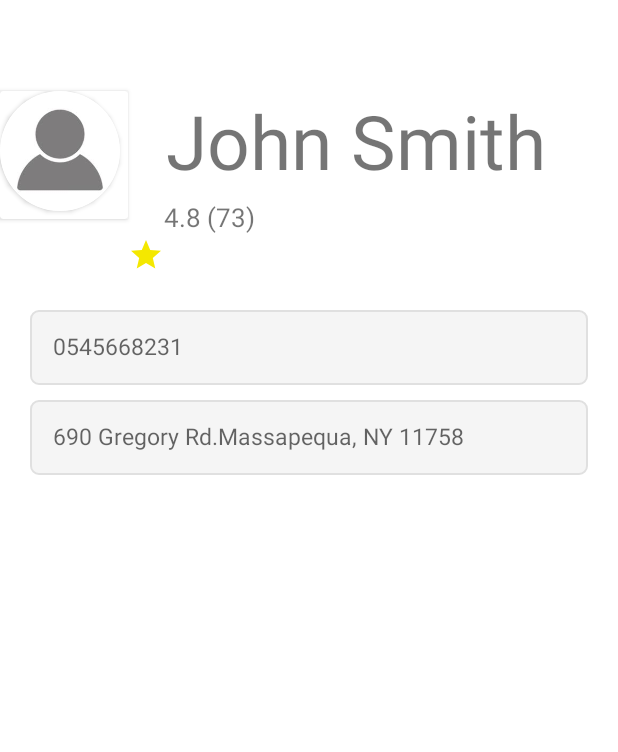
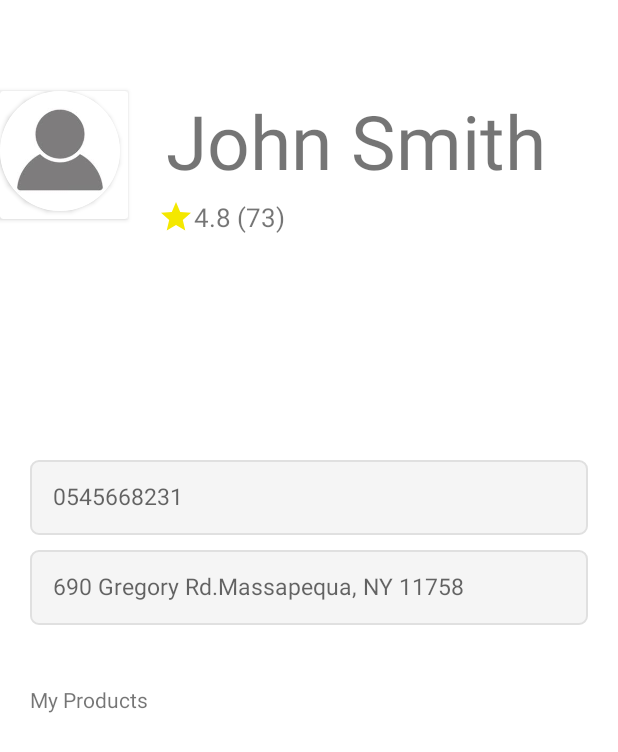
Before and after one commit to kestennoam/Hackaton-Huji-2022, an Android app: the ProfileActivity screen opened directly, with no data from a screen before it, on a phone screen of 412 x 824 dp. Shown: the top 752 px of the screen. Run offline under Robolectric (Android 15) with nearby library versions, the light colour scheme and no system bars; our stand-ins replace Firebase (no records; nobody signed in at launch, a user with empty details on screens opened directly).

Commit message:
done register activity

```diff
--- a/app/src/main/java/com/example/hujihackaton47/ProfileActivity.java
+++ b/app/src/main/java/com/example/hujihackaton47/ProfileActivity.java
@@ -15,13 +15,23 @@ import android.widget.ImageButton;
 import androidx.annotation.RequiresApi;
 import androidx.appcompat.app.AppCompatActivity;
 import androidx.lifecycle.LiveData;
+import androidx.lifecycle.Transformations;
+import androidx.recyclerview.widget.LinearLayoutManager;
+import androidx.recyclerview.widget.RecyclerView;
 
+import com.example.hujihackaton47.adapters.MyItemAdapter;
+import com.example.hujihackaton47.adapters.ResultItemAdapter;
 import com.example.hujihackaton47.db.Database;
+import com.example.hujihackaton47.models.Item;
+
+import java.util.ArrayList;
+import java.util.List;
+import java.util.stream.Collectors;
 
 public class ProfileActivity extends AppCompatActivity {
     private Database db;
     private SharedPreferences sp;
-
+    private MyItemAdapter adapter;
 
 
     @Override
@@ -33,7 +43,32 @@ public class ProfileActivity extends AppCompatActivity {
         db = Database.getInstance();
         sp = PreferenceManager.getDefaultSharedPreferences(this);
 
+        // set ui components
 
+        // recycler view
+        RecyclerView recyclerView = findViewById(R.id.item_recycler_view);
+        adapter = new MyItemAdapter(null);
+        getAdapter("7" /* todo [noamkesten] change hardcoded*/);
+        recyclerView.setAdapter(adapter);
+        recyclerView.setLayoutManager(new LinearLayoutManager(this, RecyclerView.HORIZONTAL, false));
+
+
+    }
+
+    private RecyclerView.Adapter getAdapter(String ownerId) {
+
+        LiveData<List<Item>> itemsLiveData = db.getLiveDataItemsByUserID(ownerId);
+
+        itemsLiveData.observeForever(items -> {
+            if (items == null){
+                Log.e("ProfileActivity", "items are null");
+            }
+            Log.d("ProfileActivity", "tems:" + items);
+            adapter.setItems(items);
+        });
+
+
+        return adapter;
     }
 
     @RequiresApi(api = Build.VERSION_CODES.M)
--- /dev/null
+++ b/app/src/main/java/com/example/hujihackaton47/adapters/MyItemAdapter.java
@@ -0,0 +1,61 @@
+package com.example.hujihackaton47.adapters;
+
+import android.annotation.SuppressLint;
+import android.util.Log;
+import android.view.LayoutInflater;
+import android.view.View;
+import android.view.ViewGroup;
+
+import androidx.annotation.NonNull;
+import androidx.recyclerview.widget.RecyclerView;
+
+import com.example.hujihackaton47.R;
+import com.example.hujihackaton47.db.Database;
+import com.example.hujihackaton47.db.IDataBase;
+import com.example.hujihackaton47.interfaces.IMyItemAdapterListener;
+import com.example.hujihackaton47.interfaces.IResultItemAdapterListener;
+import com.example.hujihackaton47.models.Item;
+import com.example.hujihackaton47.viewholders.MyItemViewHolder;
+import com.example.hujihackaton47.viewholders.ResultItemViewHolder;
+
+import java.util.ArrayList;
+import java.util.List;
+
+public class MyItemAdapter extends RecyclerView.Adapter<MyItemViewHolder> {
+
+    private final IDataBase db;
+    private final IMyItemAdapterListener listener;
+    private final List<Item> items = new ArrayList<>();
+
+    public MyItemAdapter(@NonNull IMyItemAdapterListener listener) {
+        this.db = Database.getInstance();
+        this.listener = listener;
+    }
+
+    @NonNull
+    @Override
+    public MyItemViewHolder onCreateViewHolder(@NonNull ViewGroup parent, int viewType) {
+        LayoutInflater inflater = LayoutInflater.from(parent.getContext());
+        View view = inflater.inflate(R.layout.item_my_item, parent, false);
+        return new MyItemViewHolder(view);
+    }
+
+    @Override
+    public void onBindViewHolder(@NonNull MyItemViewHolder holder, int position) {
+        Item item = items.get(position);
+        Log.d("MyItemAdapter", "item: " + item);
+        holder.getNameValueTextView().setText(item.getName());
+        holder.getPriceValueTextView().setText(String.valueOf(item.getPrice()));
+    }
+
+    @Override
+    public int getItemCount() {
+        return items.size();
+    }
+
+    public void setItems(List<Item> items) {
+        this.items.clear();
+        this.items.addAll(items);
+        notifyDataSetChanged();
+    }
+}
--- a/app/src/main/java/com/example/hujihackaton47/db/Database.java
+++ b/app/src/main/java/com/example/hujihackaton47/db/Database.java
@@ -25,6 +25,7 @@ public class Database implements IDataBase{
     private Map<String, Item> items = new HashMap<>();
     private Map<String, User> users = new HashMap<>();
     private MutableLiveData<List<Item>> itemsMutableLiveData = new MutableLiveData<>();
+    private MutableLiveData<List<Item>> myItemsMutableLiveData = new MutableLiveData<>();
     private FirebaseFirestore firestore;
 
 
@@ -97,6 +98,17 @@ public class Database implements IDataBase{
         return itemsMutableLiveData;
     }
 
+    public LiveData<List<Item>> getLiveDataItemsByUserID(String ownerId) {
+
+        Task<QuerySnapshot> querySnapshotTask = firestore.collection("items").whereEqualTo("ownerId", ownerId).get();
+        querySnapshotTask.addOnSuccessListener(items -> {
+            myItemsMutableLiveData.setValue(items.toObjects(Item.class));
+        });
+        querySnapshotTask.addOnFailureListener(null /* TODO complete[noamkesten]*/);
+
+        return myItemsMutableLiveData;
+    }
+
     // Users
     public void addUser(User user) {
         String newId = UUID.randomUUID().toString();
--- /dev/null
+++ b/app/src/main/java/com/example/hujihackaton47/interfaces/IMyItemAdapterListener.java
@@ -0,0 +1,7 @@
+package com.example.hujihackaton47.interfaces;
+
+import com.example.hujihackaton47.models.Item;
+
+public interface IMyItemAdapterListener {
+    void onButtonClicked(Item item);
+}
--- a/app/src/main/res/layout/activity_profile.xml
+++ b/app/src/main/res/layout/activity_profile.xml
@@ -8,9 +8,11 @@
 
 
     <LinearLayout
-        android:id="@+id/llmain"
+        android:id="@+id/llmain2"
         android:layout_width="match_parent"
         android:layout_height="wrap_content"
+        android:layout_marginBottom="100dp"
+
         android:orientation="horizontal">
 
         <androidx.cardview.widget.CardView
@@ -58,12 +60,13 @@
                 android:id="@+id/llrank"
                 android:layout_width="wrap_content"
                 android:layout_height="wrap_content"
+                android:layout_marginLeft="20dp"
                 android:orientation="horizontal">
 
                 <ImageButton
                     android:id="@+id/favorite"
                     android:layout_width="wrap_content"
-                    android:layout_height="fill_parent"
+                    android:layout_height="wrap_content"
                     android:background="#00ffffff"
                     android:src="@drawable/ic_baseline_star_24" />
 
@@ -75,8 +78,9 @@
                     android:text="4.8 (73)"
                     android:textSize="17sp" />
             </LinearLayout>
+
+
         </LinearLayout>
-
 
     </LinearLayout>
 
@@ -99,12 +103,29 @@
         android:layout_height="50dp"
         android:layout_marginLeft="20dp"
         android:layout_marginRight="20dp"
-        android:layout_marginBottom="10dp"
+        android:layout_marginBottom="20dp"
         android:background="@drawable/et_custom"
         android:hint="690 Gregory Rd.Massapequa, NY 11758"
         android:inputType="textPersonName"
         android:padding="15dp"
         android:textSize="15sp" />
 
+    <TextView
+        android:id="@+id/products_title_text_view"
+        android:layout_marginLeft="20dp"
+        android:layout_marginTop="20dp"
+        android:layout_width="wrap_content"
+        android:layout_height="wrap_content"
+        android:layout_marginBottom="5dp"
+        android:text="My Products " />
+
+    <androidx.recyclerview.widget.RecyclerView
+        android:id="@+id/item_recycler_view"
+        android:layout_marginLeft="20dp"
+        android:layout_width="match_parent"
+        android:layout_height="400dp"
+        android:text="item" />
+
+
 
 </LinearLayout>
--- a/app/src/main/res/layout/activity_sign_up.xml
+++ b/app/src/main/res/layout/activity_sign_up.xml
@@ -100,7 +100,7 @@
         android:layout_marginBottom="10dp"
         android:background="@drawable/et_custom"
         android:hint="Phone Number"
-        android:inputType="textPassword"
+        android:inputType="phone"
         android:padding="15dp"
         android:textSize="15sp" />
 
```
Also changed, not shown: app/src/main/AndroidManifest.xml (+7 -1 lines), app/src/main/java/com/example/hujihackaton47/MainActivity.java (+17 -14 lines), app/src/main/java/com/example/hujihackaton47/SignUpActivity.java (+21 -5 lines), app/src/main/java/com/example/hujihackaton47/viewholders/MyItemViewHolder.java (added, +39 -0 lines), app/src/main/res/layout/activity_main.xml (+17 -26 lines), app/src/main/res/layout/item_my_item.xml (added, +69 -0 lines), app/src/main/res/drawable-v24/ic_profile.png (added).
